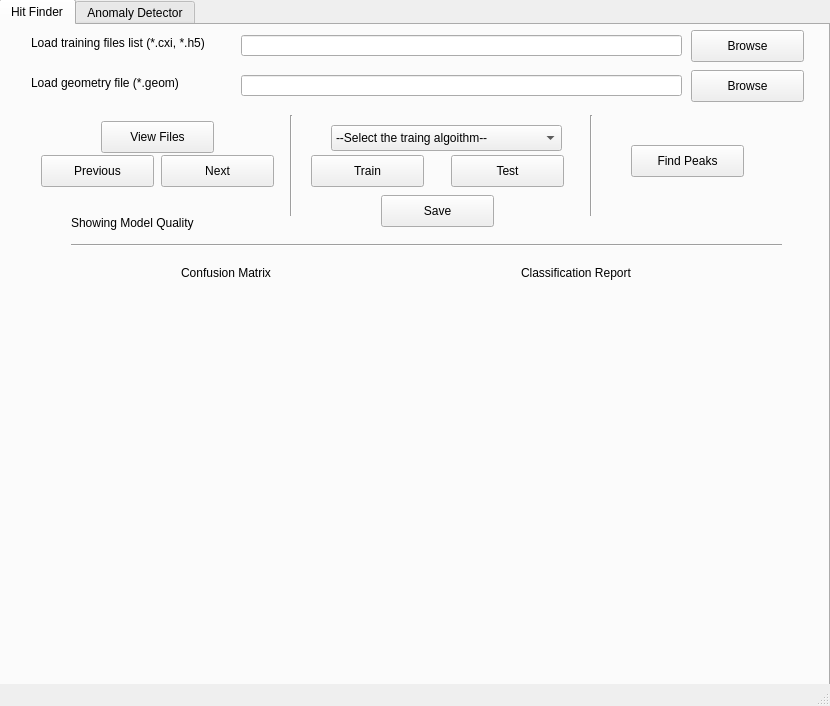
This is UI/mainWindow-3.ui in gihankaushyal/PixelAnomalyDetectorTool as Qt 5 draws it before an edit. The edited form follows.
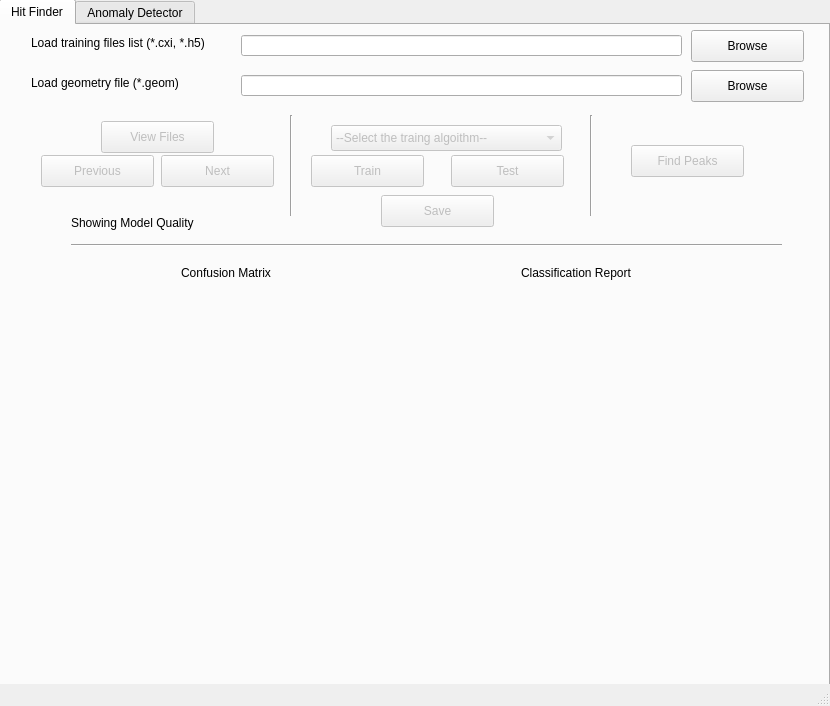
This is the edited form.

Commit message: modified the GUI -add QLineEdit to give event number -Disable the buttons by default so that the methods can enable them

```diff
--- a/UI/mainWindow-3.ui
+++ b/UI/mainWindow-3.ui
@@ -67,6 +67,9 @@
       </property>
      </widget>
      <widget class="QPushButton" name="viewTrainingFilesButton">
+      <property name="enabled">
+       <bool>false</bool>
+      </property>
       <property name="geometry">
        <rect>
         <x>100</x>
@@ -80,6 +83,9 @@
       </property>
      </widget>
      <widget class="QPushButton" name="nextButton_2">
+      <property name="enabled">
+       <bool>false</bool>
+      </property>
       <property name="geometry">
        <rect>
         <x>160</x>
@@ -93,6 +99,9 @@
       </property>
      </widget>
      <widget class="QPushButton" name="previousButton_2">
+      <property name="enabled">
+       <bool>false</bool>
+      </property>
       <property name="geometry">
        <rect>
         <x>40</x>
@@ -119,6 +128,9 @@
       </property>
      </widget>
      <widget class="QComboBox" name="comboBox">
+      <property name="enabled">
+       <bool>false</bool>
+      </property>
       <property name="geometry">
        <rect>
         <x>330</x>
@@ -144,6 +156,9 @@
       </item>
      </widget>
      <widget class="QPushButton" name="trainButton">
+      <property name="enabled">
+       <bool>false</bool>
+      </property>
       <property name="geometry">
        <rect>
         <x>310</x>
@@ -157,6 +172,9 @@
       </property>
      </widget>
      <widget class="QPushButton" name="testButton">
+      <property name="enabled">
+       <bool>false</bool>
+      </property>
       <property name="geometry">
        <rect>
         <x>450</x>
@@ -183,6 +201,9 @@
       </property>
      </widget>
      <widget class="QPushButton" name="pushButton">
+      <property name="enabled">
+       <bool>false</bool>
+      </property>
       <property name="geometry">
        <rect>
         <x>630</x>
@@ -268,6 +289,9 @@
       </property>
      </widget>
      <widget class="QPushButton" name="saveButton">
+      <property name="enabled">
+       <bool>false</bool>
+      </property>
       <property name="geometry">
        <rect>
         <x>380</x>
```
